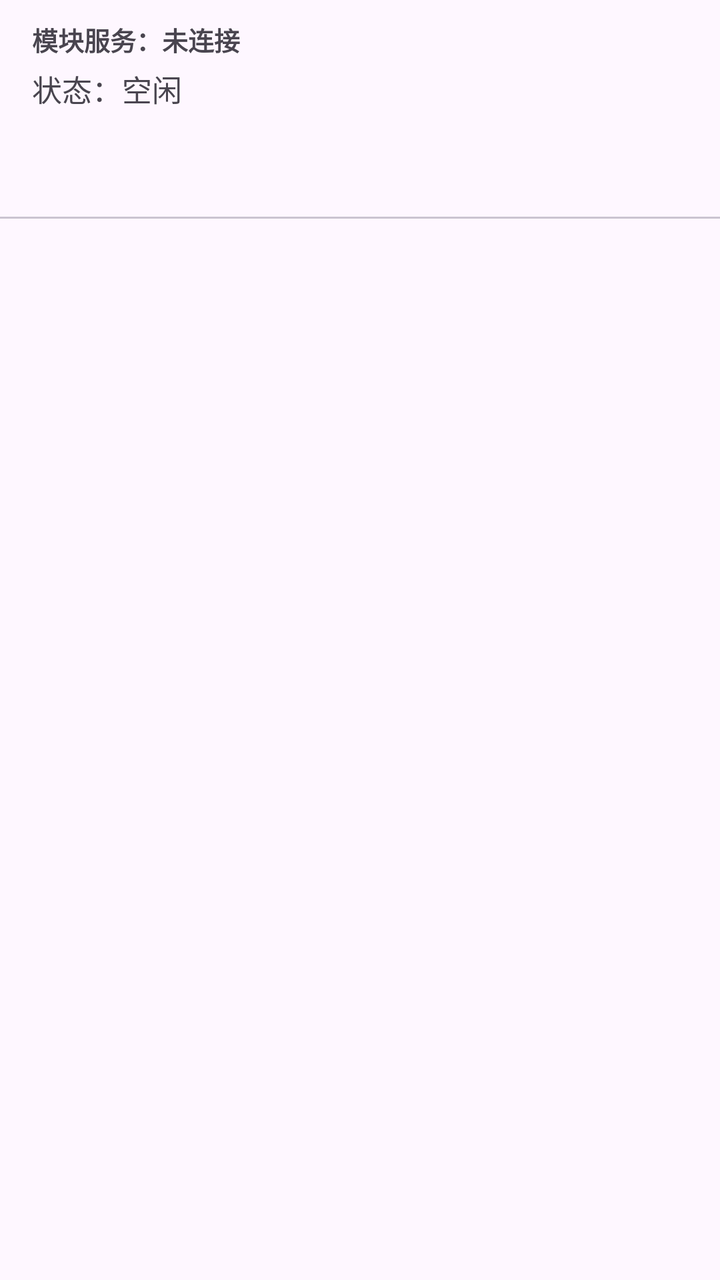
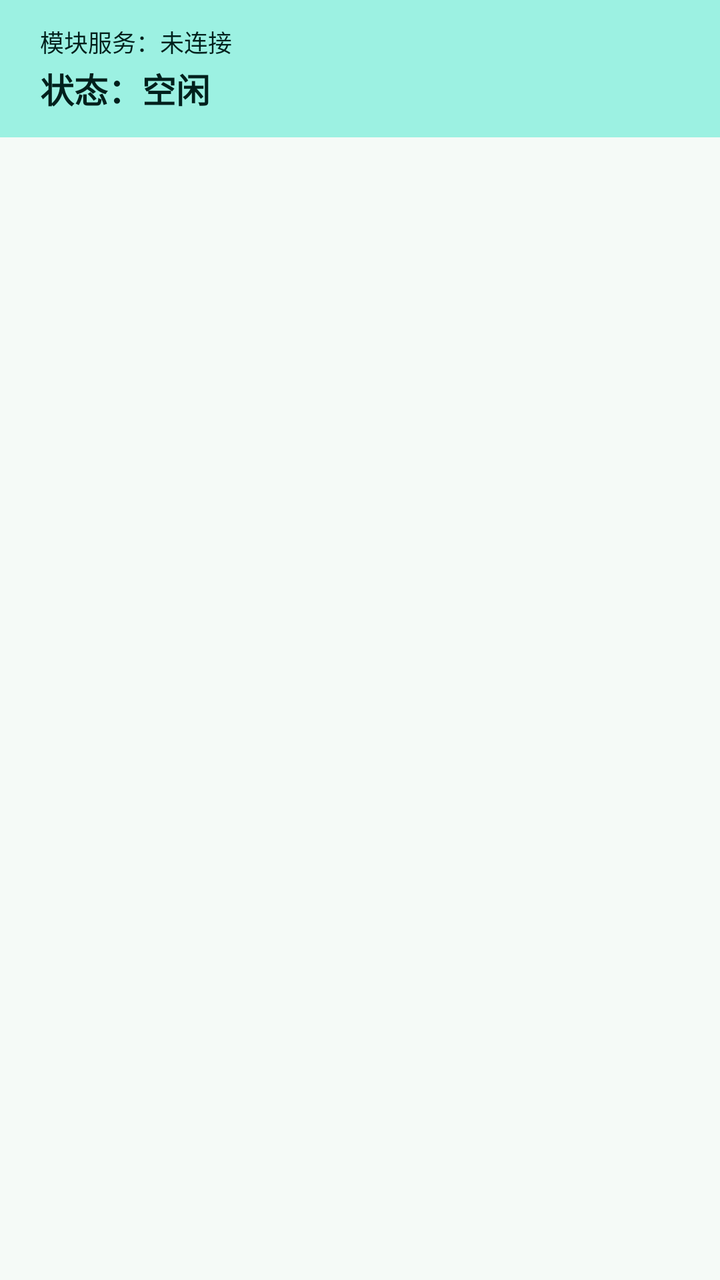

Two renders of the same Android screen: before a commit and after it. Below are the layout's source before the change and the commit's diff.
<!-- AndroidManifest.xml: application theme Theme.GhostLoc -->
<!-- res/layout/activity_main.xml -->
<?xml version="1.0" encoding="utf-8"?>
<LinearLayout xmlns:android="http://schemas.android.com/apk/res/android"
    xmlns:app="http://schemas.android.com/apk/res-auto"
    android:id="@+id/rootLayout"
    android:layout_width="match_parent"
    android:layout_height="match_parent"
    android:orientation="vertical">

    <TextView
        android:id="@+id/serviceStatus"
        android:layout_width="match_parent"
        android:layout_height="wrap_content"
        android:paddingStart="16dp"
        android:paddingEnd="16dp"
        android:paddingTop="10dp"
        android:paddingBottom="2dp"
        android:textSize="13sp"
        android:textStyle="bold"
        android:text="@string/service_not_connected" />

    <TextView
        android:id="@+id/runningStatus"
        android:layout_width="match_parent"
        android:layout_height="wrap_content"
        android:paddingStart="16dp"
        android:paddingEnd="16dp"
        android:paddingTop="2dp"
        android:paddingBottom="6dp"
        android:textSize="15sp"
        android:text="@string/status_idle" />

    <com.google.android.material.tabs.TabLayout
        android:id="@+id/tabs"
        android:layout_width="match_parent"
        android:layout_height="wrap_content"
        app:tabMode="fixed"
        app:tabGravity="fill" />

    <androidx.viewpager2.widget.ViewPager2
        android:id="@+id/pager"
        android:layout_width="match_parent"
        android:layout_height="0dp"
        android:layout_weight="1" />
</LinearLayout>
<!-- resources referenced by this layout -->
<resources>
  <string name="service_not_connected">模块服务：未连接</string>
  <string name="status_idle">状态：空闲</string>
  <style name="Theme.GhostLoc" parent="Theme.Material3.DayNight.NoActionBar">
          <item name="android:statusBarColor">@android:color/transparent</item>
      </style>
</resources>

<!-- the commit's change to res/layout/activity_main.xml (unified diff, before → after) -->
@@ -4,37 +4,50 @@
     android:id="@+id/rootLayout"
     android:layout_width="match_parent"
     android:layout_height="match_parent"
+    android:background="@color/m3_background"
     android:orientation="vertical">
 
-    <TextView
-        android:id="@+id/serviceStatus"
+    <LinearLayout
         android:layout_width="match_parent"
         android:layout_height="wrap_content"
-        android:paddingStart="16dp"
-        android:paddingEnd="16dp"
-        android:paddingTop="10dp"
-        android:paddingBottom="2dp"
-        android:textSize="13sp"
-        android:textStyle="bold"
-        android:text="@string/service_not_connected" />
+        android:background="@color/m3_primary_container"
+        android:orientation="vertical"
+        android:paddingStart="20dp"
+        android:paddingEnd="20dp"
+        android:paddingTop="12dp"
+        android:paddingBottom="12dp">
 
-    <TextView
-        android:id="@+id/runningStatus"
-        android:layout_width="match_parent"
-        android:layout_height="wrap_content"
-        android:paddingStart="16dp"
-        android:paddingEnd="16dp"
-        android:paddingTop="2dp"
-        android:paddingBottom="6dp"
-        android:textSize="15sp"
-        android:text="@string/status_idle" />
+        <TextView
+            android:id="@+id/serviceStatus"
+            android:layout_width="match_parent"
+            android:layout_height="wrap_content"
+            android:text="@string/service_not_connected"
+            android:textColor="@color/m3_on_primary_container"
+            android:textSize="12sp" />
+
+        <TextView
+            android:id="@+id/runningStatus"
+            android:layout_width="match_parent"
+            android:layout_height="wrap_content"
+            android:layout_marginTop="2dp"
+            android:text="@string/status_idle"
+            android:textColor="@color/m3_on_primary_container"
+            android:textSize="17sp"
+            android:textStyle="bold" />
+    </LinearLayout>
 
     <com.google.android.material.tabs.TabLayout
         android:id="@+id/tabs"
         android:layout_width="match_parent"
         android:layout_height="wrap_content"
+        android:background="@color/m3_surface"
+        app:tabGravity="fill"
+        app:tabIndicatorColor="@color/m3_primary"
+        app:tabIndicatorHeight="3dp"
         app:tabMode="fixed"
-        app:tabGravity="fill" />
+        app:tabRippleColor="@color/m3_primary_container"
+        app:tabSelectedTextColor="@color/m3_primary"
+        app:tabTextColor="@color/m3_on_surface_variant" />
 
     <androidx.viewpager2.widget.ViewPager2
         android:id="@+id/pager"
<!-- resource entries referenced after the edit -->
@@ -1,9 +1,57 @@
 <!-- resources referenced by this layout -->
 <resources>
+  <color name="m3_background">#F5FAF7</color>
+  <color name="m3_on_primary_container">#00201C</color>
+  <color name="m3_on_surface_variant">#3F4946</color>
+  <color name="m3_primary">#006A60</color>
+  <color name="m3_primary_container">#9CF1E2</color>
+  <color name="m3_surface">#F5FAF7</color>
   <string name="service_not_connected">模块服务：未连接</string>
   <string name="status_idle">状态：空闲</string>
   <style name="Theme.GhostLoc" parent="Theme.Material3.DayNight.NoActionBar">
+          <item name="colorPrimary">@color/m3_primary</item>
+          <item name="colorOnPrimary">@color/m3_on_primary</item>
+          <item name="colorPrimaryContainer">@color/m3_primary_container</item>
+          <item name="colorOnPrimaryContainer">@color/m3_on_primary_container</item>
+          <item name="colorSecondary">@color/m3_secondary</item>
+          <item name="colorOnSecondary">@color/m3_on_secondary</item>
+          <item name="colorSecondaryContainer">@color/m3_secondary_container</item>
+          <item name="colorOnSecondaryContainer">@color/m3_on_secondary_container</item>
+          <item name="colorTertiary">@color/m3_tertiary</item>
+          <item name="colorOnTertiary">@color/m3_on_tertiary</item>
+          <item name="colorTertiaryContainer">@color/m3_tertiary_container</item>
+          <item name="colorOnTertiaryContainer">@color/m3_on_tertiary_container</item>
+          <item name="colorError">@color/m3_error</item>
+          <item name="colorOnError">@color/m3_on_error</item>
+          <item name="colorErrorContainer">@color/m3_error_container</item>
+          <item name="colorOnErrorContainer">@color/m3_on_error_container</item>
+          <item name="colorOutline">@color/m3_outline</item>
+          <item name="colorOutlineVariant">@color/m3_outline_variant</item>
+          <item name="android:colorBackground">@color/m3_background</item>
+          <item name="colorOnBackground">@color/m3_on_background</item>
+          <item name="colorSurface">@color/m3_surface</item>
+          <item name="colorOnSurface">@color/m3_on_surface</item>
+          <item name="colorSurfaceVariant">@color/m3_surface_variant</item>
+          <item name="colorOnSurfaceVariant">@color/m3_on_surface_variant</item>
           <item name="android:statusBarColor">@android:color/transparent</item>
       </style>
+  <color name="m3_on_primary">#FFFFFF</color>
+  <color name="m3_secondary">#4A635D</color>
+  <color name="m3_on_secondary">#FFFFFF</color>
+  <color name="m3_secondary_container">#CCE8E0</color>
+  <color name="m3_on_secondary_container">#062019</color>
+  <color name="m3_tertiary">#456179</color>
+  <color name="m3_on_tertiary">#FFFFFF</color>
+  <color name="m3_tertiary_container">#CBE5FF</color>
+  <color name="m3_on_tertiary_container">#001E31</color>
+  <color name="m3_error">#BA1A1A</color>
+  <color name="m3_on_error">#FFFFFF</color>
+  <color name="m3_error_container">#FFDAD6</color>
+  <color name="m3_on_error_container">#410002</color>
+  <color name="m3_outline">#6F7976</color>
+  <color name="m3_outline_variant">#BEC9C4</color>
+  <color name="m3_on_background">#171D1B</color>
+  <color name="m3_on_surface">#171D1B</color>
+  <color name="m3_surface_variant">#DAE5E0</color>
 </resources>
 
